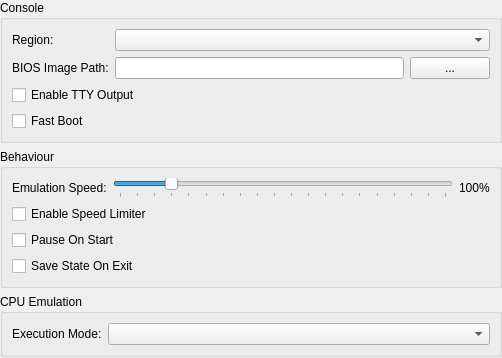
The window that src/duckstation-qt/consolesettingswidget.ui (kofxi3584karlayang/duckstation) describes before a commit, drawn with Qt 5.
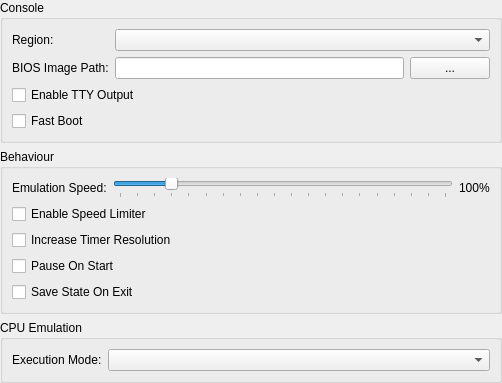
The same window after the commit.

Commit message: Frontends: Add option for "Increase Timer Resolution"

```diff
--- a/src/duckstation-qt/consolesettingswidget.ui
+++ b/src/duckstation-qt/consolesettingswidget.ui
@@ -140,13 +140,20 @@
        </widget>
       </item>
       <item row="5" column="0" colspan="2">
+       <widget class="QCheckBox" name="increaseTimerResolution">
+        <property name="text">
+         <string>Increase Timer Resolution</string>
+        </property>
+       </widget>
+      </item>
+      <item row="6" column="0" colspan="2">
        <widget class="QCheckBox" name="pauseOnStart">
         <property name="text">
          <string>Pause On Start</string>
         </property>
        </widget>
       </item>
-      <item row="6" column="0" colspan="2">
+      <item row="7" column="0" colspan="2">
        <widget class="QCheckBox" name="saveStateOnExit">
         <property name="text">
          <string>Save State On Exit</string>
```
The commit also changes 3 other files.
